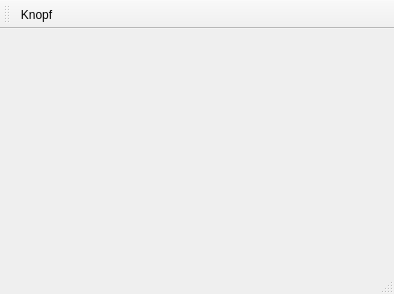
The window that mainwindow.ui (mainster/rdesker) describes before a commit, drawn with Qt 5.
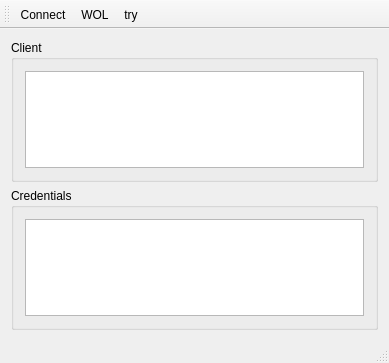
The same window after the commit.

```diff
--- a/mainwindow.ui
+++ b/mainwindow.ui
@@ -6,20 +6,61 @@
    <rect>
     <x>0</x>
     <y>0</y>
-    <width>394</width>
-    <height>294</height>
+    <width>389</width>
+    <height>363</height>
    </rect>
   </property>
   <property name="windowTitle">
    <string>MainWindow</string>
   </property>
-  <widget class="QWidget" name="centralWidget"/>
+  <widget class="QWidget" name="centralWidget">
+   <layout class="QGridLayout" name="gridLayout_3">
+    <item row="1" column="0">
+     <widget class="QGroupBox" name="gboxCreds">
+      <property name="title">
+       <string>Credentials</string>
+      </property>
+      <layout class="QGridLayout" name="gridLayout">
+       <item row="0" column="0">
+        <widget class="QListWidget" name="listCreds">
+         <property name="sizePolicy">
+          <sizepolicy hsizetype="Expanding" vsizetype="Expanding">
+           <horstretch>1</horstretch>
+           <verstretch>1</verstretch>
+          </sizepolicy>
+         </property>
+        </widget>
+       </item>
+      </layout>
+     </widget>
+    </item>
+    <item row="0" column="0">
+     <widget class="QGroupBox" name="gboxClient">
+      <property name="title">
+       <string>Client</string>
+      </property>
+      <layout class="QGridLayout" name="gridLayout_2">
+       <item row="0" column="0">
+        <widget class="QListWidget" name="listClient">
+         <property name="sizePolicy">
+          <sizepolicy hsizetype="Expanding" vsizetype="Expanding">
+           <horstretch>0</horstretch>
+           <verstretch>0</verstretch>
+          </sizepolicy>
+         </property>
+        </widget>
+       </item>
+      </layout>
+     </widget>
+    </item>
+   </layout>
+  </widget>
   <widget class="QMenuBar" name="menuBar">
    <property name="geometry">
     <rect>
      <x>0</x>
      <y>0</y>
-     <width>394</width>
+     <width>389</width>
      <height>24</height>
     </rect>
    </property>
@@ -31,12 +72,24 @@
    <attribute name="toolBarBreak">
     <bool>false</bool>
    </attribute>
-   <addaction name="actKnopf"/>
+   <addaction name="actConnect"/>
+   <addaction name="actWOL"/>
+   <addaction name="actTry"/>
   </widget>
   <widget class="QStatusBar" name="statusBar"/>
-  <action name="actKnopf">
+  <action name="actConnect">
    <property name="text">
-    <string>Knopf</string>
+    <string>Connect</string>
+   </property>
+  </action>
+  <action name="actWOL">
+   <property name="text">
+    <string>WOL</string>
+   </property>
+  </action>
+  <action name="actTry">
+   <property name="text">
+    <string>try</string>
    </property>
   </action>
  </widget>
```
